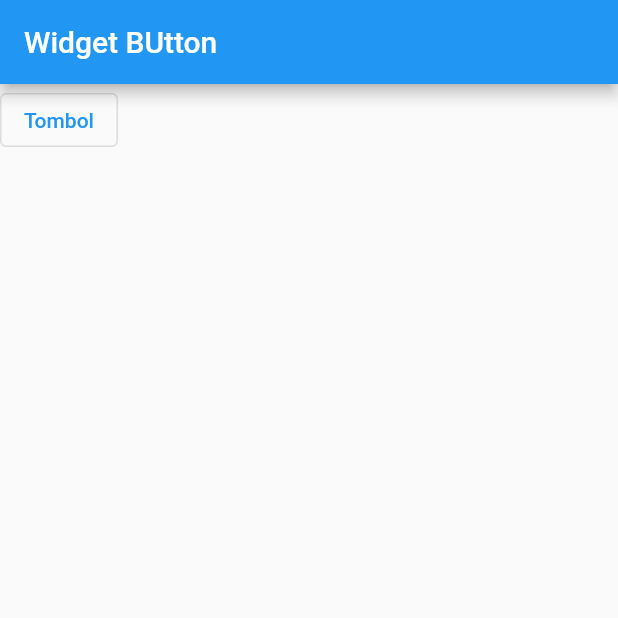
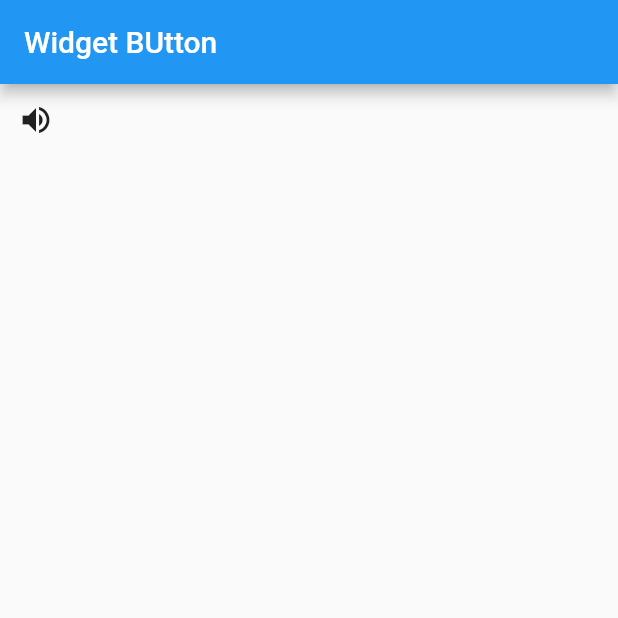
Before and after one commit to saifudinzezy/flutter-pemula, a Flutter app: the screen it shows after launch, on a phone screen of 412 x 824 dp, the top half of it. Run offline on Flutter 3.47's test engine with Material 2 defaults, Android fonts, the phone set to English and light mode, and no system bars.

Commit message:
icon button

```diff
--- a/lib/main.dart
+++ b/lib/main.dart
@@ -18,11 +18,12 @@ class MyApp extends StatelessWidget {
         body: Column(
           children: [
             Container(
-              child: OutlinedButton(
+              child: IconButton(
+                  icon: Icon(Icons.volume_up),
+                  tooltip: "Tambah volume",
                   onPressed: (){
 
                   },
-                  child: Text("Tombol")
               ),
             )
           ],
```
